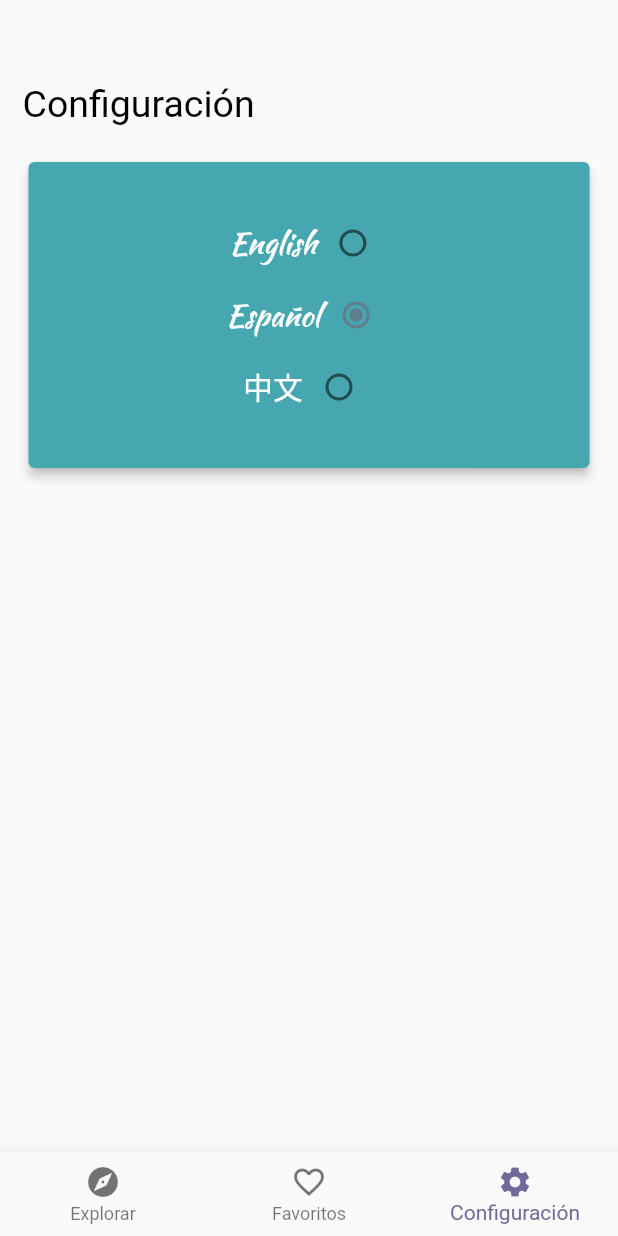
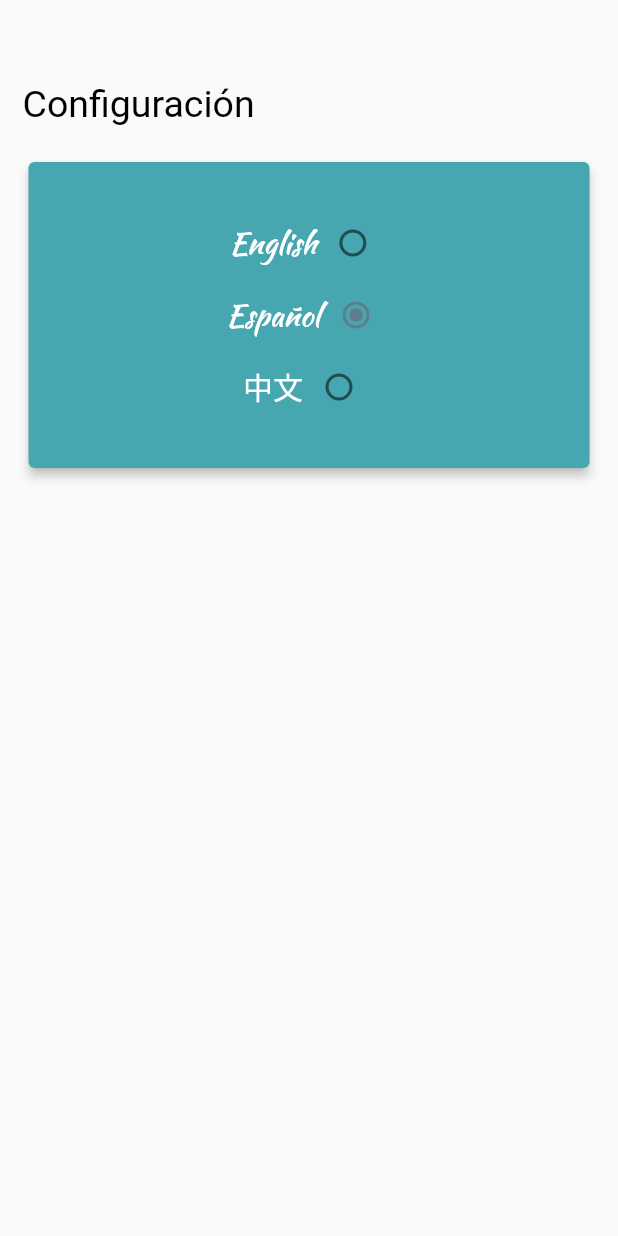
Before and after one commit to machelito/lemonycakes, a Flutter app: the SettingsScreen screen opened directly, on a phone screen of 412 x 824 dp. Run offline on Flutter 3.47's test engine with Material 2 defaults, Android fonts, the phone set to English and light mode, and no system bars; our stand-ins replace cloud_firestore, firebase_messaging; accounts and stored records are empty.

```diff
--- a/lib/src/settings.dart
+++ b/lib/src/settings.dart
@@ -125,25 +125,6 @@ class _SettingsScreenState extends State<SettingsScreen> {
           ],
         ),
       ),
-      bottomNavigationBar: BottomNavigationBar(
-        currentIndex: 2,
-        onTap: onTabTapped,
-        fixedColor: const Color(0xff716999),
-        items: <BottomNavigationBarItem>[
-          BottomNavigationBarItem(
-            icon: Icon(Icons.explore),
-            title: Text("Explorar"),
-          ),
-          BottomNavigationBarItem(
-            icon: Icon(Icons.favorite_border),
-            title: Text("Favoritos"),
-          ),
-          BottomNavigationBarItem(
-            icon: Icon(Icons.settings),
-            title: Text("Configuración"),
-          ),
-        ],
-      ),
     );
   }
 
```
Also changed, not shown: lib/src/app.dart (+56 -37 lines), lib/src/favorites.dart (+0 -19 lines).
